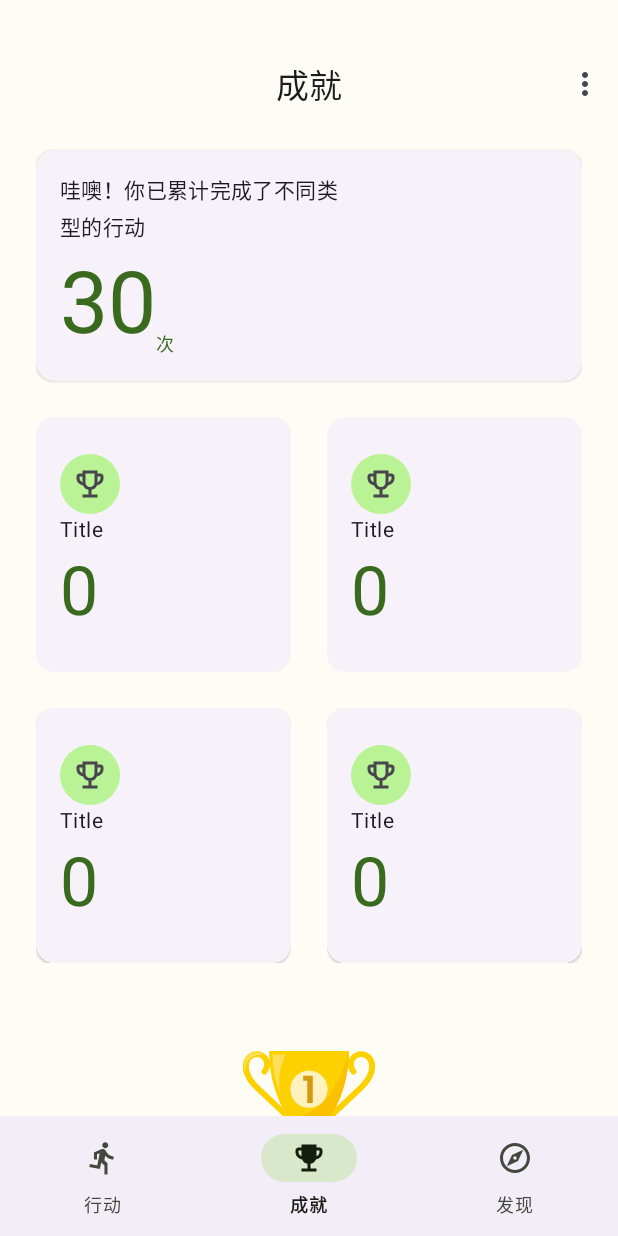
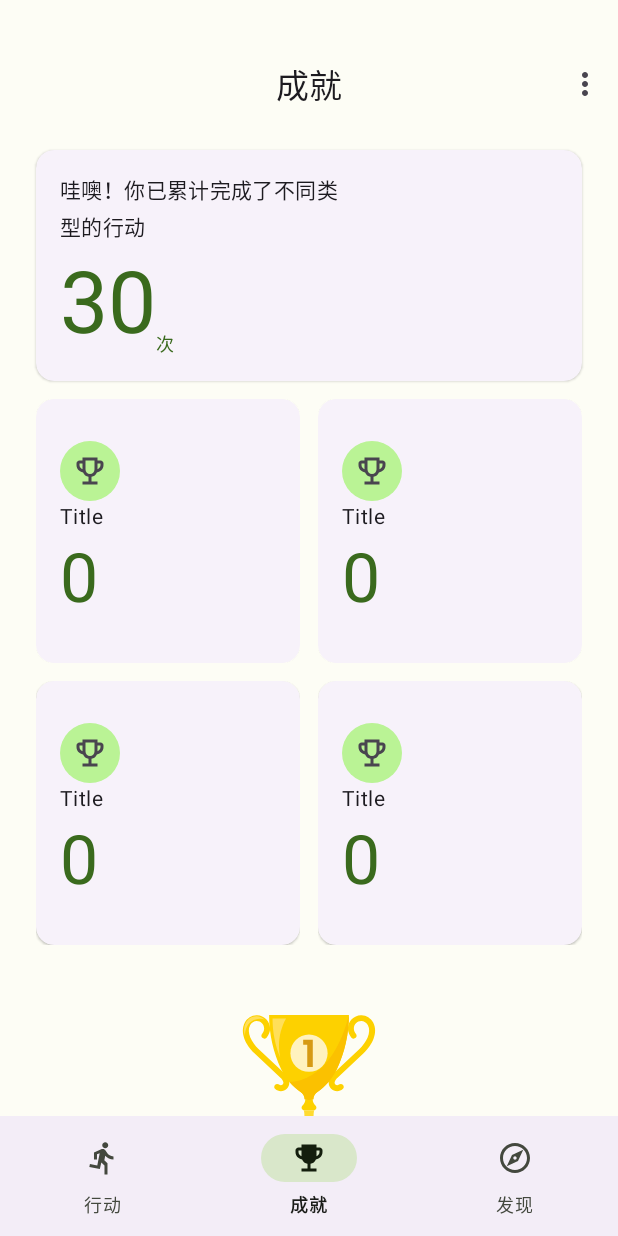
Before and after one commit to ojhdt/Action, an Android app: the AchievementFragment screen opened through its navigation route, on a phone screen of 412 x 824 dp. Run offline under Robolectric (Android 15) with nearby library versions, the phone set to English and light mode, and no system bars; our stand-ins replace navigation-ui; pictures from the network do not load; 2 statements that could not run were skipped.

Commit message:
adjust rv_padding

```diff
--- a/app/src/main/java/com/ojhdtapp/action/ui/home/AchievementAdapters.kt
+++ b/app/src/main/java/com/ojhdtapp/action/ui/home/AchievementAdapters.kt
@@ -146,14 +146,15 @@ object AchievementAdapters {
             state: RecyclerView.State
         ) {
             outRect.top = space
-            outRect.bottom = space
             val position = parent.getChildAdapterPosition(view)
             if (position != 0 && position < listLength + 1) {
                 // Right
                 if (position % 2 == 0) {
-                    outRect.left = space
+                    outRect.left = space / 2
+                    outRect.right = space * 2
                 } else {
-                    outRect.right = space
+                    outRect.left = space * 2
+                    outRect.right = space / 2
                 }
             }
         }
@@ -176,5 +177,5 @@ object AchievementAdapters {
         }
     }
 
-    class AchievementViewHolder(itemView: View) :RecyclerView.ViewHolder(itemView)
+    class AchievementViewHolder(itemView: View) : RecyclerView.ViewHolder(itemView)
 }
--- a/app/src/main/res/layout/achievement_medium_card.xml
+++ b/app/src/main/res/layout/achievement_medium_card.xml
@@ -5,6 +5,7 @@
     style="?attr/materialCardViewElevatedStyle"
     android:layout_width="match_parent"
     android:layout_height="wrap_content"
+    android:layout_marginHorizontal="24dp"
     android:clickable="true">
 
     <androidx.constraintlayout.widget.ConstraintLayout
--- a/app/src/main/res/layout/achievement_xp.xml
+++ b/app/src/main/res/layout/achievement_xp.xml
@@ -30,6 +30,7 @@
         style="@style/update_progress_horizontal"
         android:layout_width="0dp"
         android:layout_height="wrap_content"
+        android:layout_marginHorizontal="24dp"
         android:layout_marginTop="12dp"
         android:max="100"
         android:progress="0"
--- a/app/src/main/res/layout/fragment_achievement.xml
+++ b/app/src/main/res/layout/fragment_achievement.xml
@@ -34,8 +34,7 @@
         <androidx.recyclerview.widget.RecyclerView
             android:id="@+id/recyclerView"
             android:layout_width="match_parent"
-            android:layout_height="wrap_content"
-            android:paddingHorizontal="24dp" />
+            android:layout_height="wrap_content" />
     </androidx.core.widget.NestedScrollView>
 
 
```
